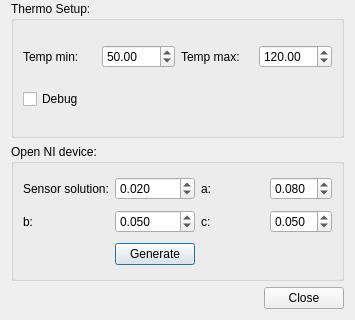
Above: forms/ConfigDialog.ui from Knueppl/3d_calibration_tool before the change; both pictures show x 0 to 355 and y 167 to 487 of the 355 by 487 pixel window. Below: the same form after it.
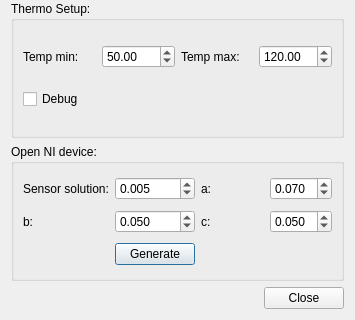
That is the form after the change.

Commit message: icp works now in class PlaneFinder.

```diff
--- a/forms/ConfigDialog.ui
+++ b/forms/ConfigDialog.ui
@@ -279,7 +279,7 @@
          <double>0.010000000000000</double>
         </property>
         <property name="value">
-         <double>0.020000000000000</double>
+         <double>0.005000000000000</double>
         </property>
        </widget>
       </item>
@@ -336,7 +336,7 @@
          <double>0.010000000000000</double>
         </property>
         <property name="value">
-         <double>0.080000000000000</double>
+         <double>0.070000000000000</double>
         </property>
        </widget>
       </item>
```
Left out of the diff: 2 changed lines with no effect on the pictures. The commit also changes 2 other files.
